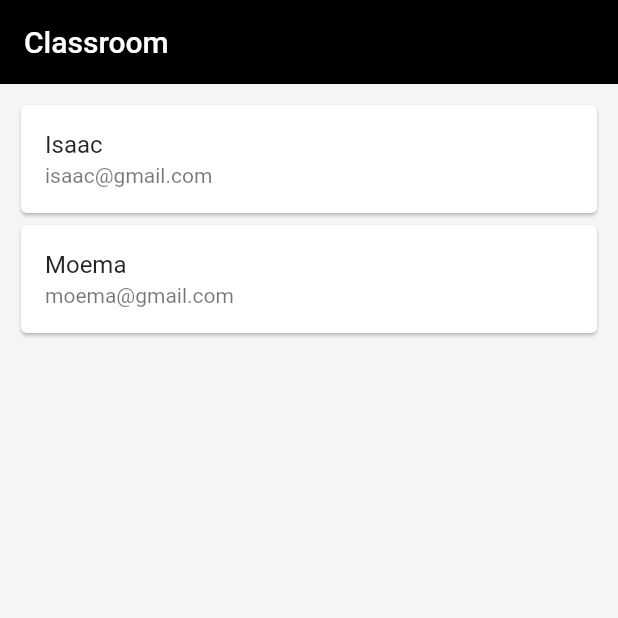
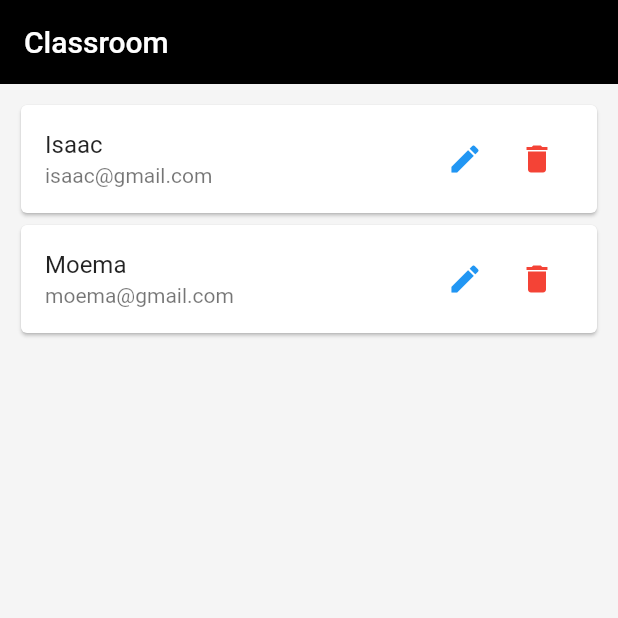
Before and after one commit to isaacscardoso/blueshrine-classroom, a Flutter app: the screen it shows after launch, on a phone screen of 412 x 824 dp, the top half of it. Run offline on Flutter 3.47's test engine with Material 2 defaults, Android fonts, the phone set to English and light mode, and no system bars; our stand-ins replace awesome_snackbar_content, brasil_fields, flutter_modular, loading_animation_widget, mobx, sqflite; accounts and stored records are empty; generated files the repository leaves out were written again.

Commit message:
Implementation of the custom student data trailing.

```diff
--- /dev/null
+++ b/blueshrine_classroom_app/lib/src/modules/student/ui/components/custom_student_data_trailing.dart
@@ -0,0 +1,26 @@
+import 'package:flutter/material.dart';
+
+class CustomStudentDataTrailing extends StatelessWidget {
+  const CustomStudentDataTrailing({super.key});
+
+  @override
+  Widget build(BuildContext context) {
+    return Row(
+      mainAxisSize: MainAxisSize.min,
+      children: <Widget>[
+        IconButton(
+          onPressed: () {},
+          icon: const Icon(Icons.edit),
+          color: Colors.blue,
+          splashRadius: 22,
+        ),
+        IconButton(
+          onPressed: () {},
+          icon: const Icon(Icons.delete),
+          color: Colors.red,
+          splashRadius: 22,
+        ),
+      ],
+    );
+  }
+}
--- a/blueshrine_classroom_app/lib/src/modules/student/ui/pages/student_data_page.dart
+++ b/blueshrine_classroom_app/lib/src/modules/student/ui/pages/student_data_page.dart
@@ -2,6 +2,7 @@ import 'package:flutter/material.dart';
 
 import '../../../../models/student_model.dart';
 import '../../controllers/student_controller.dart';
+import '../components/custom_student_data_trailing.dart';
 
 class StudentDataPage extends StatelessWidget {
   final StudentModel student;
@@ -19,6 +20,7 @@ class StudentDataPage extends StatelessWidget {
       child: ListTile(
         title: Text(student.name),
         subtitle: Text(student.email),
+        trailing: const CustomStudentDataTrailing(),
       ),
     );
   }
```
